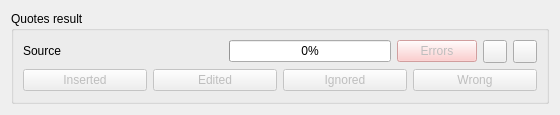
This is ui/wdgSource.ui in turulomio/xulpymoney as Qt 5 draws it before an edit. The edited form follows.
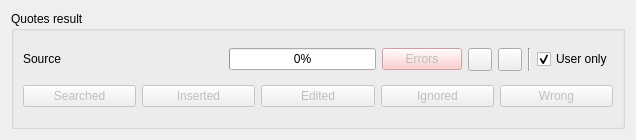
This is the edited form. Icons and pictures are not drawn.

Commit message: Added bottom Searched in wdgSource. Created mytablewidget in SetProducts

What changed in the file:
```diff
--- a/ui/wdgSource.ui
+++ b/ui/wdgSource.ui
@@ -6,8 +6,8 @@
    <rect>
     <x>0</x>
     <y>0</y>
-    <width>560</width>
-    <height>115</height>
+    <width>636</width>
+    <height>140</height>
    </rect>
   </property>
   <property name="sizePolicy">
@@ -19,13 +19,13 @@
   <property name="minimumSize">
    <size>
     <width>0</width>
-    <height>115</height>
+    <height>140</height>
    </size>
   </property>
   <property name="maximumSize">
    <size>
     <width>16777215</width>
-    <height>115</height>
+    <height>140</height>
    </size>
   </property>
   <layout class="QHBoxLayout" name="horizontalLayout_4">
@@ -119,10 +119,40 @@
             </property>
            </widget>
           </item>
+          <item>
+           <widget class="Line" name="line">
+            <property name="orientation">
+             <enum>Qt::Vertical</enum>
+            </property>
+           </widget>
+          </item>
+          <item>
+           <widget class="QCheckBox" name="chkUserOnly">
+            <property name="text">
+             <string>User only</string>
+            </property>
+            <property name="checked">
+             <bool>true</bool>
+            </property>
+           </widget>
+          </item>
          </layout>
         </item>
         <item>
          <layout class="QHBoxLayout" name="horizontalLayout">
+          <item>
+           <widget class="QPushButton" name="cmdSearched">
+            <property name="enabled">
+             <bool>false</bool>
+            </property>
+            <property name="toolTip">
+             <string>Inserted quotes</string>
+            </property>
+            <property name="text">
+             <string>Searched</string>
+            </property>
+           </widget>
+          </item>
           <item>
            <widget class="QPushButton" name="cmdInserted">
             <property name="enabled">
```
The commit also changes 8 other files.
